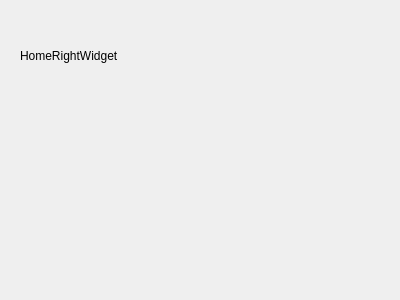
The window that homerightwidget.ui (liliangCS/lichat) describes before a commit, drawn with Qt 5.
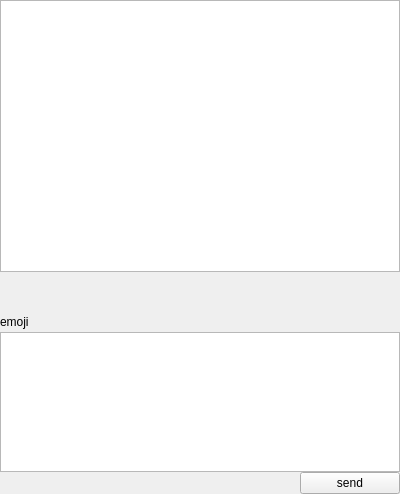
The same window after the commit.

Commit message: fixed: 首页布局优化

```diff
--- a/homerightwidget.ui
+++ b/homerightwidget.ui
@@ -7,25 +7,166 @@
     <x>0</x>
     <y>0</y>
     <width>400</width>
-    <height>300</height>
+    <height>494</height>
    </rect>
   </property>
   <property name="windowTitle">
    <string>Form</string>
   </property>
-  <widget class="QLabel" name="label">
-   <property name="geometry">
-    <rect>
-     <x>20</x>
-     <y>10</y>
-     <width>141</width>
-     <height>91</height>
-    </rect>
+  <layout class="QVBoxLayout" name="verticalLayout_2" stretch="3,0,2">
+   <property name="spacing">
+    <number>0</number>
    </property>
-   <property name="text">
-    <string>HomeRightWidget</string>
+   <property name="leftMargin">
+    <number>0</number>
    </property>
-  </widget>
+   <property name="topMargin">
+    <number>0</number>
+   </property>
+   <property name="rightMargin">
+    <number>0</number>
+   </property>
+   <property name="bottomMargin">
+    <number>0</number>
+   </property>
+   <item>
+    <widget class="QTextEdit" name="textEdit"/>
+   </item>
+   <item>
+    <spacer name="verticalSpacer_2">
+     <property name="orientation">
+      <enum>Qt::Vertical</enum>
+     </property>
+     <property name="sizeHint" stdset="0">
+      <size>
+       <width>20</width>
+       <height>40</height>
+      </size>
+     </property>
+    </spacer>
+   </item>
+   <item>
+    <widget class="QWidget" name="widget_3" native="true">
+     <layout class="QVBoxLayout" name="verticalLayout" stretch="0,1,0">
+      <property name="spacing">
+       <number>0</number>
+      </property>
+      <property name="leftMargin">
+       <number>0</number>
+      </property>
+      <property name="topMargin">
+       <number>0</number>
+      </property>
+      <property name="rightMargin">
+       <number>0</number>
+      </property>
+      <property name="bottomMargin">
+       <number>0</number>
+      </property>
+      <item>
+       <widget class="QWidget" name="widget" native="true">
+        <layout class="QHBoxLayout" name="horizontalLayout">
+         <property name="spacing">
+          <number>0</number>
+         </property>
+         <property name="leftMargin">
+          <number>0</number>
+         </property>
+         <property name="topMargin">
+          <number>0</number>
+         </property>
+         <property name="rightMargin">
+          <number>0</number>
+         </property>
+         <property name="bottomMargin">
+          <number>0</number>
+         </property>
+         <item>
+          <widget class="QLabel" name="label">
+           <property name="text">
+            <string>emoji</string>
+           </property>
+          </widget>
+         </item>
+         <item>
+          <spacer name="horizontalSpacer_2">
+           <property name="orientation">
+            <enum>Qt::Horizontal</enum>
+           </property>
+           <property name="sizeHint" stdset="0">
+            <size>
+             <width>40</width>
+             <height>20</height>
+            </size>
+           </property>
+          </spacer>
+         </item>
+        </layout>
+       </widget>
+      </item>
+      <item>
+       <widget class="QTextEdit" name="textEdit_2"/>
+      </item>
+      <item>
+       <widget class="QWidget" name="widget_2" native="true">
+        <layout class="QHBoxLayout" name="horizontalLayout_2">
+         <property name="spacing">
+          <number>0</number>
+         </property>
+         <property name="leftMargin">
+          <number>0</number>
+         </property>
+         <property name="topMargin">
+          <number>0</number>
+         </property>
+         <property name="rightMargin">
+          <number>0</number>
+         </property>
+         <property name="bottomMargin">
+          <number>0</number>
+         </property>
+         <item>
+          <spacer name="horizontalSpacer">
+           <property name="orientation">
+            <enum>Qt::Horizontal</enum>
+           </property>
+           <property name="sizeHint" stdset="0">
+            <size>
+             <width>40</width>
+             <height>20</height>
+            </size>
+           </property>
+          </spacer>
+         </item>
+         <item>
+          <widget class="QPushButton" name="pushButton">
+           <property name="minimumSize">
+            <size>
+             <width>100</width>
+             <height>0</height>
+            </size>
+           </property>
+           <property name="maximumSize">
+            <size>
+             <width>100</width>
+             <height>16777215</height>
+            </size>
+           </property>
+           <property name="layoutDirection">
+            <enum>Qt::LeftToRight</enum>
+           </property>
+           <property name="text">
+            <string>send</string>
+           </property>
+          </widget>
+         </item>
+        </layout>
+       </widget>
+      </item>
+     </layout>
+    </widget>
+   </item>
+  </layout>
  </widget>
  <resources/>
  <connections/>
```
The commit also changes 4 other files.
